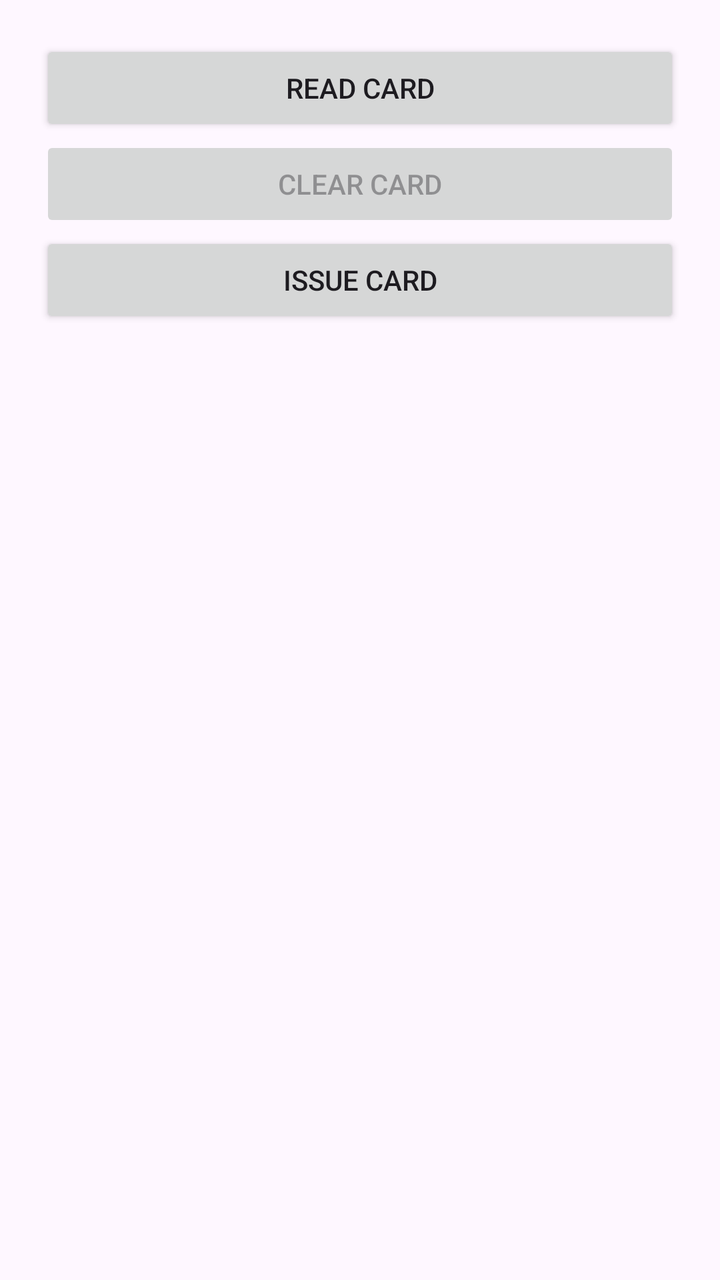
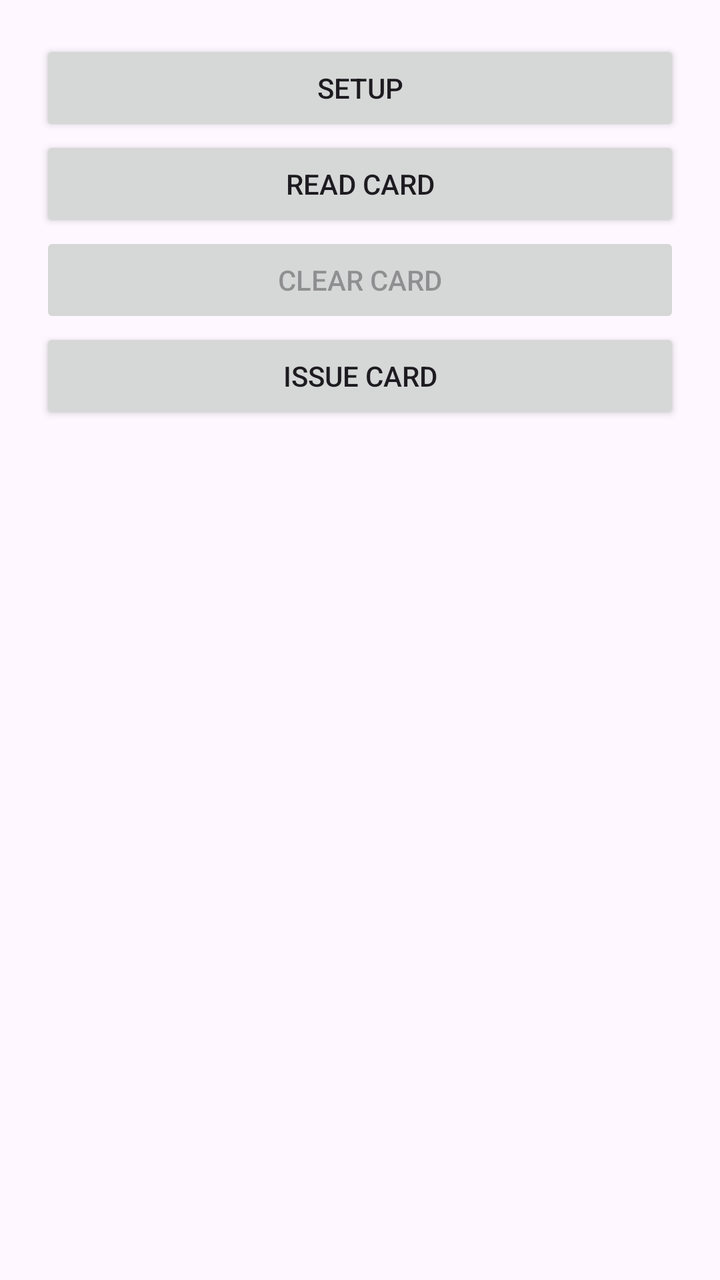

Before-and-after screenshots of an Android layout around one commit, followed by the original layout XML and the change that was made.
<!-- AndroidManifest.xml: application theme Theme.Rfid -->
<!-- res/layout/activity_rfidoops.xml -->
<LinearLayout xmlns:android="http://schemas.android.com/apk/res/android"
    android:orientation="vertical"
    android:padding="20dp"
    android:layout_width="match_parent"
    android:layout_height="match_parent">

    <Button
        android:id="@+id/btnRead"
        android:text="READ CARD"
        android:layout_width="match_parent"
        android:layout_height="wrap_content"/>

    <Button
        android:id="@+id/btnClear"
        android:text="CLEAR CARD"
        android:enabled="false"
        android:layout_width="match_parent"
        android:layout_height="wrap_content"/>

    <Button
        android:id="@+id/btnIssue"
        android:text="ISSUE CARD"
        android:layout_width="match_parent"
        android:layout_height="wrap_content"/>



        <TextView
            android:id="@+id/txtData"
            android:textSize="14sp"
            android:layout_width="match_parent"
            android:layout_height="wrap_content"/>
        <androidx.cardview.widget.CardView
            android:id="@+id/cardDetails"
            android:layout_width="match_parent"
            android:layout_height="wrap_content"
            android:layout_margin="2dp"
            android:visibility="gone">


            <ScrollView
                android:layout_width="match_parent"
                android:layout_height="match_parent">
                <LinearLayout
                    android:id="@+id/detailsCo"
                    android:layout_width="match_parent"
                    android:layout_height="wrap_content"
                    android:orientation="vertical" >
                </LinearLayout>
            </ScrollView>
        </androidx.cardview.widget.CardView>


</LinearLayout>
<!-- resources referenced by this layout -->
<resources>
  <style name="Theme.Rfid" parent="Base.Theme.Rfid" />
  <style name="Base.Theme.Rfid" parent="Theme.Material3.DayNight.NoActionBar">
          
          
      </style>
</resources>

<!-- the commit's change to res/layout/activity_rfidoops.xml (unified diff, before → after) -->
@@ -3,7 +3,11 @@
     android:padding="20dp"
     android:layout_width="match_parent"
     android:layout_height="match_parent">
-
+    <Button
+        android:id="@+id/btnSetup"
+        android:text="SETUP"
+        android:layout_width="match_parent"
+        android:layout_height="wrap_content"/>
     <Button
         android:id="@+id/btnRead"
         android:text="READ CARD"
@@ -49,6 +53,12 @@
                 </LinearLayout>
             </ScrollView>
         </androidx.cardview.widget.CardView>
-
+    <ProgressBar
+        android:id="@+id/loadingBar"
+        style="?android:attr/progressBarStyleLarge"
+        android:layout_width="wrap_content"
+        android:layout_height="wrap_content"
+        android:layout_centerInParent="true"
+        android:visibility="gone"/>
 
 </LinearLayout>
